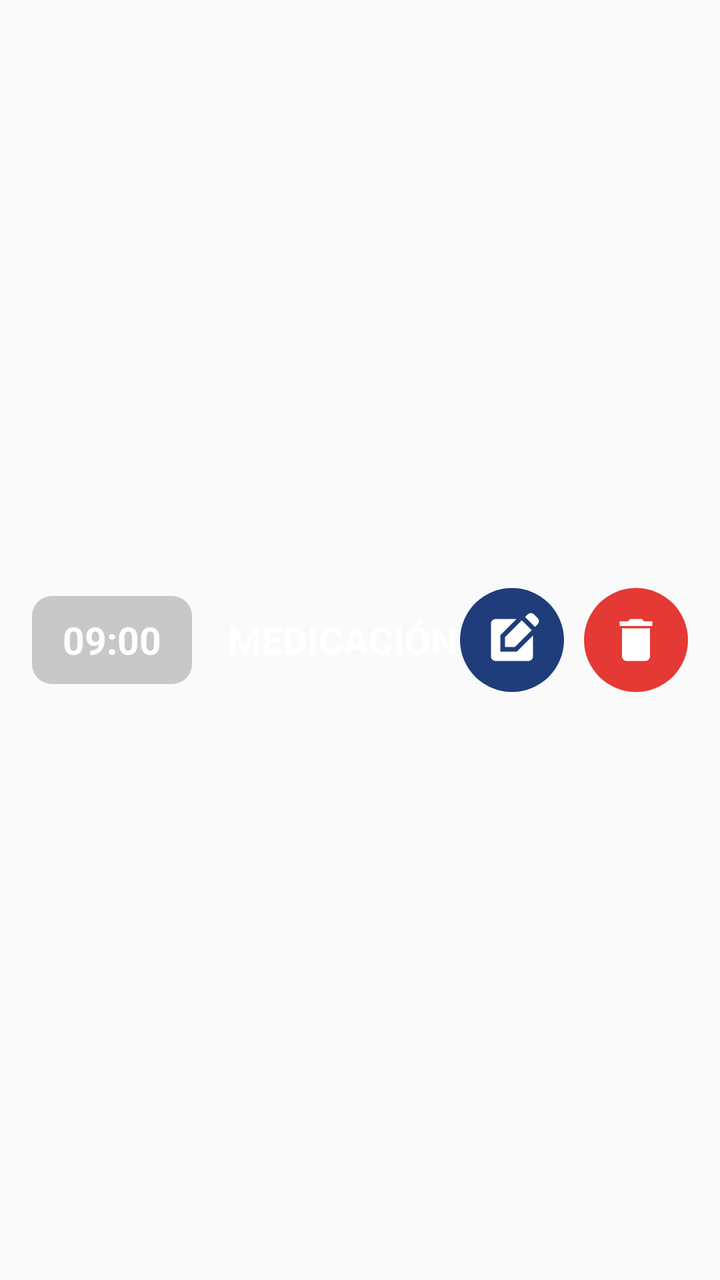
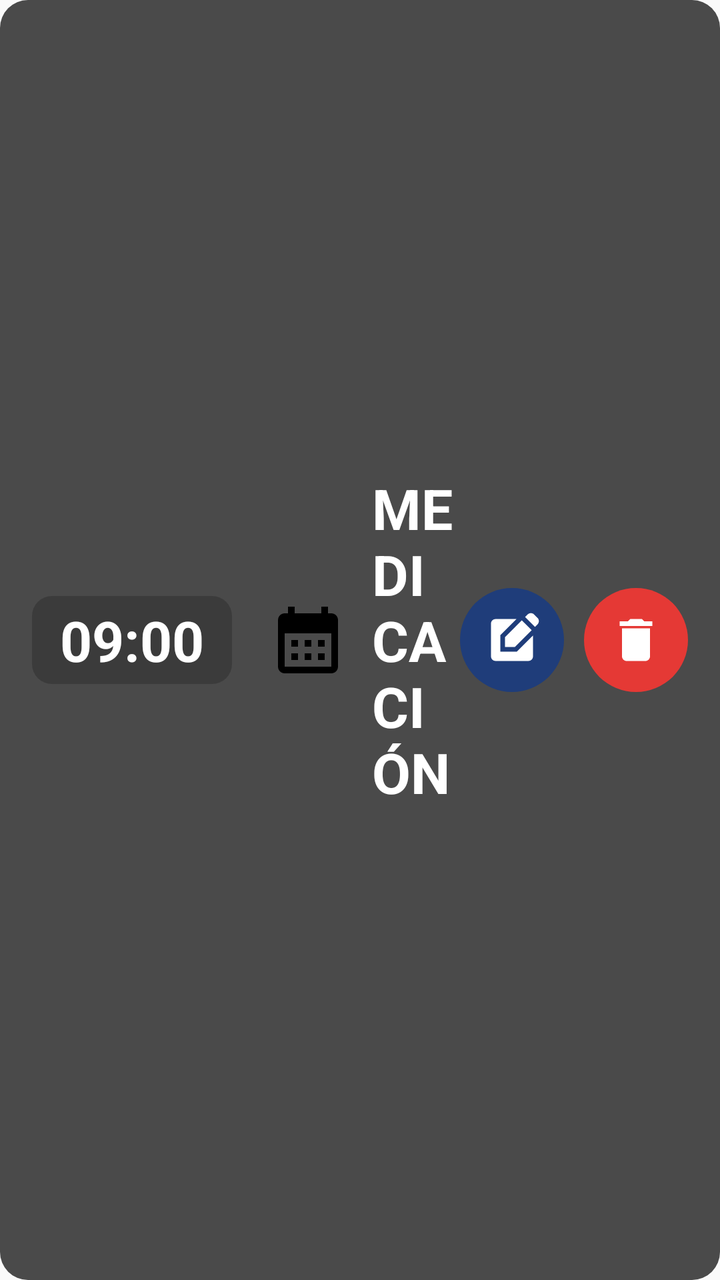

Compare the two renders of this Android layout. The source of the first and the diff that turns it into the second are given below.
<!-- AndroidManifest.xml: application theme AppTheme.NoActionBar -->
<!-- res/layout/item_actividad.xml -->
<?xml version="1.0" encoding="utf-8"?>
<LinearLayout
    xmlns:android="http://schemas.android.com/apk/res/android"
    android:id="@+id/itemActividadRoot"
    android:layout_width="match_parent"
    android:layout_height="80dp"
    android:orientation="horizontal"
    android:gravity="center_vertical"
    android:paddingStart="16dp"
    android:paddingEnd="16dp"
    android:layout_marginBottom="10dp"
    android:clickable="true"
    android:focusable="true">

    
    <TextView
        android:id="@+id/tvHoraItem"
        android:layout_width="wrap_content"
        android:layout_height="44dp"
        android:minWidth="80dp"
        android:text="09:00"
        android:textSize="19sp"
        android:textStyle="bold"
        android:textColor="#FFFFFF"
        android:gravity="center"
        android:paddingStart="14dp"
        android:paddingEnd="14dp"
        android:background="@drawable/bg_hora_pill"
        android:layout_marginEnd="18dp"/>

    
    <TextView
        android:id="@+id/tvTipoItem"
        android:layout_width="0dp"
        android:layout_height="wrap_content"
        android:layout_weight="1"
        android:text="MEDICACIÓN"
        android:textSize="19sp"
        android:textStyle="bold"
        android:textColor="#FFFFFF"/>

    
    <FrameLayout
        android:id="@+id/btnEditarItem"
        android:layout_width="52dp"
        android:layout_height="52dp"
        android:background="@drawable/bg_btn_editar_circle"
        android:layout_marginEnd="10dp"
        android:clickable="true"
        android:focusable="true"
        android:contentDescription="Editar">
        <ImageView
            android:layout_width="28dp"
            android:layout_height="28dp"
            android:layout_gravity="center"
            android:src="@drawable/ic_editar"
            android:contentDescription=""/>
    </FrameLayout>

    
    <FrameLayout
        android:id="@+id/btnEliminarItem"
        android:layout_width="52dp"
        android:layout_height="52dp"
        android:background="@drawable/bg_btn_eliminar_circle"
        android:clickable="true"
        android:focusable="true"
        android:contentDescription="Eliminar">
        <ImageView
            android:layout_width="28dp"
            android:layout_height="28dp"
            android:layout_gravity="center"
            android:src="@drawable/ic_eliminar"
            android:contentDescription=""/>
    </FrameLayout>

</LinearLayout>
<!-- resources referenced by this layout -->
<resources>
  <!-- drawable bg_btn_editar_circle (drawable) -->
  <?xml version="1.0" encoding="utf-8"?>
  <shape xmlns:android="http://schemas.android.com/apk/res/android"
      android:shape="oval">
      <solid android:color="#1F3D7A"/>
  </shape>
  <!-- drawable bg_btn_eliminar_circle (drawable) -->
  <?xml version="1.0" encoding="utf-8"?>
  <shape xmlns:android="http://schemas.android.com/apk/res/android"
      android:shape="oval">
      <solid android:color="#E53935"/>
  </shape>
  <!-- drawable bg_hora_pill (drawable) -->
  <?xml version="1.0" encoding="utf-8"?>
  <shape xmlns:android="http://schemas.android.com/apk/res/android"
      android:shape="rectangle">
      <solid android:color="#33000000"/>
      <corners android:radius="10dp"/>
  </shape>
  <!-- drawable ic_editar (drawable) -->
  <vector xmlns:android="http://schemas.android.com/apk/res/android" android:height="24dp" android:tint="#FFFFFF" android:viewportHeight="24" android:viewportWidth="24" android:width="24dp">
        
      <path android:fillColor="@android:color/white" android:pathData="M7,17V9.93L13.93,3l0,0H5C3.9,3 3,3.9 3,5v14c0,1.1 0.9,2 2,2h14c1.1,0 2,-0.9 2,-2v-8.93L14.07,17H7z"/>
        
      <path android:fillColor="@android:color/white" android:pathData="M9,15l4.24,0l7.2,-7.2l-4.24,-4.24l-7.2,7.2z"/>
        
      <path android:fillColor="@android:color/white" android:pathData="M22.91,2.49l-1.41,-1.41c-0.78,-0.78 -2.05,-0.78 -2.83,0l-1.06,1.06l4.24,4.24l1.06,-1.06C23.7,4.54 23.7,3.27 22.91,2.49z"/>
      
  </vector>
  <!-- drawable ic_eliminar (drawable) -->
  <vector xmlns:android="http://schemas.android.com/apk/res/android" android:height="24dp" android:tint="#FFFFFF" android:viewportHeight="24" android:viewportWidth="24" android:width="24dp">
        
      <path android:fillColor="@android:color/white" android:pathData="M6,19c0,1.1 0.9,2 2,2h8c1.1,0 2,-0.9 2,-2V7H6v12zM19,4h-3.5l-1,-1h-5l-1,1H5v2h14V4z"/>
      
  </vector>
  <style name="AppTheme.NoActionBar">
          <item name="windowActionBar">false</item>
          <item name="windowNoTitle">true</item>
          <item name="android:statusBarColor">@color/fondo_app</item>
          <item name="android:windowLightStatusBar">true</item>
      </style>
  <color name="fondo_app">#F2F2F7</color>
</resources>

<!-- the commit's change to res/layout/item_actividad.xml (unified diff, before → after) -->
@@ -3,12 +3,15 @@
     xmlns:android="http://schemas.android.com/apk/res/android"
     android:id="@+id/itemActividadRoot"
     android:layout_width="match_parent"
-    android:layout_height="80dp"
+    android:layout_height="110dp"
     android:orientation="horizontal"
     android:gravity="center_vertical"
     android:paddingStart="16dp"
     android:paddingEnd="16dp"
-    android:layout_marginBottom="10dp"
+    android:layout_marginBottom="24dp"
+    android:layout_marginStart="24dp"
+    android:layout_marginEnd="24dp"
+    android:background="@drawable/bg_recordatorio_item"
     android:clickable="true"
     android:focusable="true">
 
@@ -19,7 +22,7 @@
         android:layout_height="44dp"
         android:minWidth="80dp"
         android:text="09:00"
-        android:textSize="19sp"
+        android:textSize="28sp"
         android:textStyle="bold"
         android:textColor="#FFFFFF"
         android:gravity="center"
@@ -29,13 +32,23 @@
         android:layout_marginEnd="18dp"/>
 
     
+    <ImageView
+        android:id="@+id/ivIconoItem"
+        android:layout_width="40dp"
+        android:layout_height="40dp"
+        android:layout_marginEnd="12dp"
+        android:src="@drawable/ic_calendario"
+        android:contentDescription=""/>
+
+    
+
     <TextView
         android:id="@+id/tvTipoItem"
         android:layout_width="0dp"
         android:layout_height="wrap_content"
         android:layout_weight="1"
         android:text="MEDICACIÓN"
-        android:textSize="19sp"
+        android:textSize="28sp"
         android:textStyle="bold"
         android:textColor="#FFFFFF"/>
 
<!-- resource entries referenced after the edit -->
@@ -19,6 +19,19 @@
       <solid android:color="#33000000"/>
       <corners android:radius="10dp"/>
   </shape>
+  <!-- drawable bg_recordatorio_item (drawable) -->
+  <?xml version="1.0" encoding="utf-8"?>
+  <shape xmlns:android="http://schemas.android.com/apk/res/android"
+      android:shape="rectangle">
+      <solid android:color="#4A4A4A"/>
+      <corners android:radius="14dp"/>
+  </shape>
+  <!-- drawable ic_calendario (drawable) -->
+  <vector xmlns:android="http://schemas.android.com/apk/res/android" android:height="24dp" android:tint="#000000" android:viewportHeight="24" android:viewportWidth="24" android:width="24dp">
+        
+      <path android:fillColor="@android:color/white" android:pathData="M19,4h-1V2h-2v2H8V2H6v2H5C3.89,4 3.01,4.9 3.01,6L3,20c0,1.1 0.89,2 2,2h14c1.1,0 2,-0.9 2,-2V6C21,4.9 20.1,4 19,4zM19,20H5V10h14V20zM9,14H7v-2h2V14zM13,14h-2v-2h2V14zM17,14h-2v-2h2V14zM9,18H7v-2h2V18zM13,18h-2v-2h2V18zM17,18h-2v-2h2V18z"/>
+      
+  </vector>
   <!-- drawable ic_editar (drawable) -->
   <vector xmlns:android="http://schemas.android.com/apk/res/android" android:height="24dp" android:tint="#FFFFFF" android:viewportHeight="24" android:viewportWidth="24" android:width="24dp">
         
